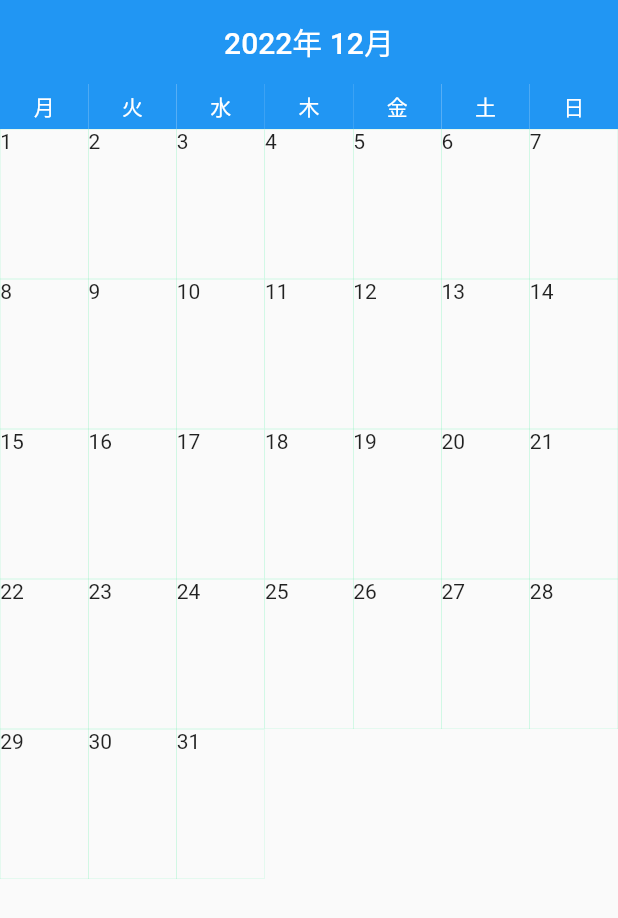
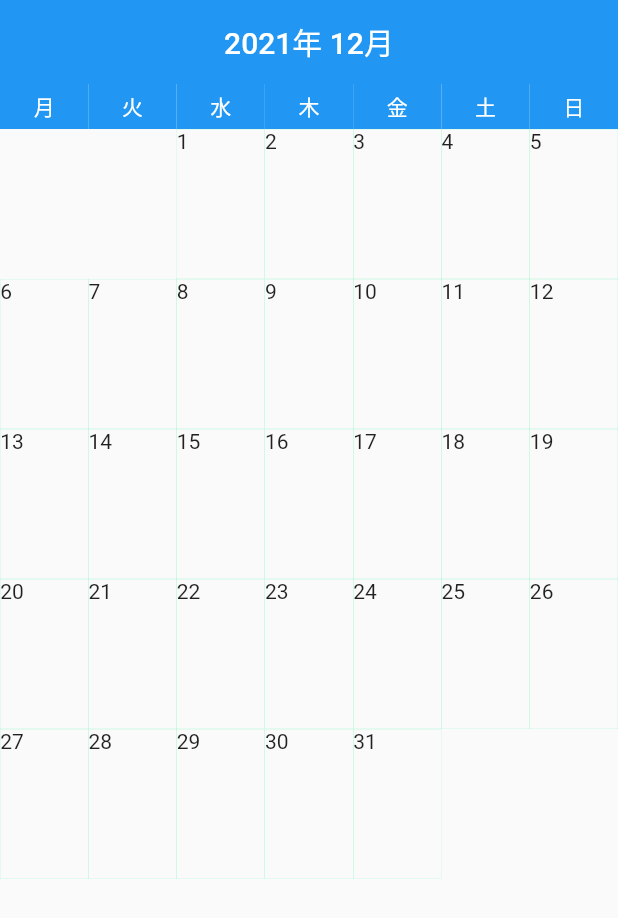
Before and after one commit to tomohiro1024/Calendar, a Flutter app: the screen it shows after launch, on a phone screen of 412 x 824 dp. Shown: the top 918 px of the screen. Run offline on Flutter 3.47's test engine with Material 2 defaults, Android fonts, the phone set to English and light mode, and no system bars.

Commit message:
カレンダーのUIの清書

```diff
--- a/lib/calendar/calendar.dart
+++ b/lib/calendar/calendar.dart
@@ -26,7 +26,7 @@ class _CalendarState extends State<Calendar> {
   Widget build(BuildContext context) {
     return Scaffold(
       appBar: AppBar(
-        title: Text('${DateFormat('2022年 M月').format(_now)}'),
+        title: Text('${DateFormat('yyyy年 M月').format(_now)}'),
         centerTitle: true,
         elevation: 0,
       ),
@@ -59,6 +59,9 @@ class _CalendarState extends State<Calendar> {
     List<Widget> _list = [];
     List<Widget> _listCathe = [];
 
+    // 現在の月の1日
+    DateTime _date = DateTime(_now.year, _now.month, 1);
+
     // 現在の時刻の月を来月の1日から1日引いた数を最終日と設定する
     int monthLastNumbar =
         DateTime(_now.year, _now.month + 1, 1).add(Duration(days: -1)).day;
@@ -75,28 +78,34 @@ class _CalendarState extends State<Calendar> {
           ),
         ),
       );
-      // iが7以降の場合は2列目にリストを表示
-      if (i % 7 == 6) {
+      // iの数字が日曜日だった場合改行(改行の分岐)またはiが最後の日だった場合
+      if (_date.add(Duration(days: i)).weekday == 7 ||
+          i == monthLastNumbar - 1) {
+        int repeatNumber = 7 - _listCathe.length;
+        // 一番最後の日、iが改行の数字(7桁の数字)ではない途中の数字でもリストを表示(コンテナで空白を埋める)
+        // 一番最初の日が月曜日以外だった場合コンテナで埋める
+        if (i == monthLastNumbar - 1) {
+          for (int j = 0; j < repeatNumber; j++) {
+            _listCathe.add(Expanded(
+              child: Container(),
+            ));
+          }
+        } else if (i < 7) {
+          for (int j = 0; j < repeatNumber; j++) {
+            _listCathe.insert(
+                0,
+                Expanded(
+                  child: Container(),
+                ));
+          }
+        }
+
         _list.add(
           Row(
             children: _listCathe,
           ),
         );
         _listCathe = [];
-      }
-      // iが改行の数字(6)ではない途中の数字でもリストを表示
-      if (i == monthLastNumbar - 1) {
-        int repeatNumber = 7 - _listCathe.length;
-        for (int j = 0; j < repeatNumber; j++) {
-          _listCathe.add(Expanded(
-            child: Container(),
-          ));
-        }
-        _list.add(
-          Row(
-            children: _listCathe,
-          ),
-        );
       }
     }
 
```
